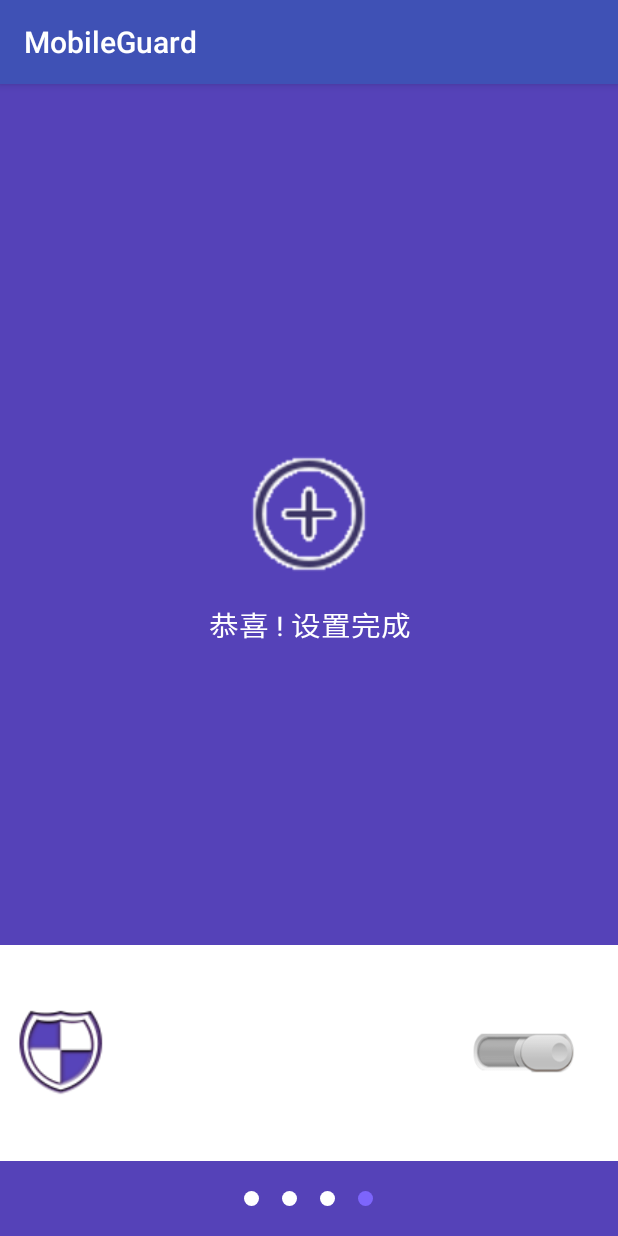
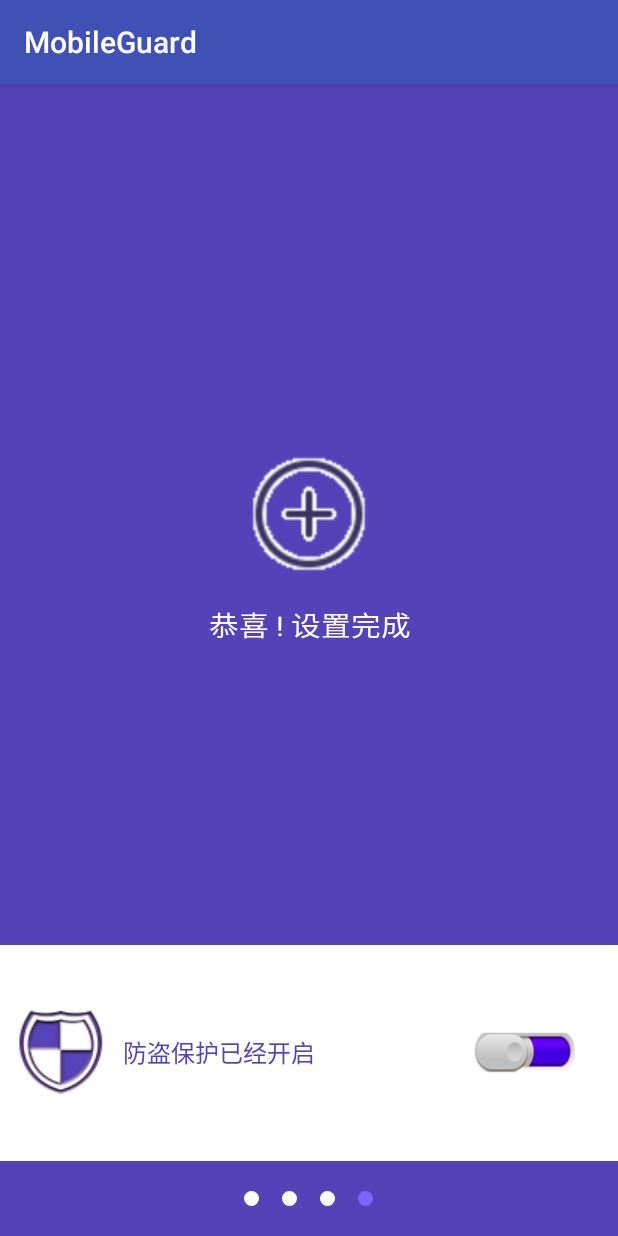
Before and after one commit to lizengcheng/MobileGuard, an Android app: the Setup4Activity screen opened directly, with no data from a screen before it, on a phone screen of 412 x 824 dp. Run offline under Robolectric (Android 15) with nearby library versions, the phone set to English and light mode, and no system bars.

Commit message:
添加GPSLocationService.java,MyDeviceAdminReceiver.java,SmsLostFindReceiver.java文件（未写入代码），添加ylzs.mp3，添加device_admin_sample.xml(有问题),修改lostfindactivity.Java,setup4activity.java

```diff
--- a/app/src/main/java/cn/edu/gdmec/android/mobileguard/m2theftguard/Setup4Activity.java
+++ b/app/src/main/java/cn/edu/gdmec/android/mobileguard/m2theftguard/Setup4Activity.java
@@ -1,8 +1,12 @@
 package cn.edu.gdmec.android.mobileguard.m2theftguard;
 
+import android.content.SharedPreferences;
 import android.os.Bundle;
+import android.widget.CompoundButton;
 import android.widget.RadioButton;
+import android.widget.TextView;
 import android.widget.Toast;
+import android.widget.ToggleButton;
 
 import cn.edu.gdmec.android.mobileguard.R;
 
@@ -11,17 +15,49 @@ import cn.edu.gdmec.android.mobileguard.R;
  */
 
 public class Setup4Activity extends BaseSetUpActivity {
+    private TextView mStatusTV;
+    private ToggleButton mToggleButton;
     @Override
     protected void onCreate(Bundle savedInstanceState) {
         super.onCreate(savedInstanceState);
         setContentView(R.layout.activity_setup_4);
         //设置第4个小圆点的颜色
         ((RadioButton)findViewById(R.id.rb_fourth)).setChecked(true);
+        initView();
+    }
+    private void initView(){
+        ((RadioButton)findViewById(R.id.rb_fourth)).setChecked(true);
+        mStatusTV = (TextView) findViewById(R.id.tv_setup4_status);
+        mToggleButton =(ToggleButton) findViewById(R.id.togglebtn_securityfunction);
+        mToggleButton.setOnCheckedChangeListener(new CompoundButton.OnCheckedChangeListener(){
+            @Override
+            public void onCheckedChanged(CompoundButton buttonView, boolean isChecked) {
+                if (isChecked) {
+                    mStatusTV.setText("防盗保护已经开启");
+                } else {
+                    mStatusTV.setText("防盗保护没有开启");
+                }
+                SharedPreferences.Editor editor = sp.edit();
+                editor.putBoolean("protecting", isChecked);
+                editor.commit();
+            }
+        });
+        boolean protecting = sp.getBoolean("protecting",true);
+        if(protecting){
+            mStatusTV.setText("防盗保护已经开启");
+            mToggleButton.setChecked(true);
+        }else{
+            mStatusTV.setText("防盗保护没有开启");
+            mToggleButton.setChecked(false);
+        }
     }
 
     @Override
     public void showNext() {
-        Toast.makeText(this,"完成",Toast.LENGTH_LONG).show();
+        SharedPreferences.Editor editor = sp.edit();
+        editor.putBoolean("isSetUp",true);
+        editor.commit();
+        startActivityAndFinishSelf(LostFindActivity.class);
     }
 
     @Override
--- a/app/src/main/res/layout/activity_lost_find.xml
+++ b/app/src/main/res/layout/activity_lost_find.xml
@@ -72,6 +72,7 @@
         android:background="#10000000"/>
 
     <RelativeLayout
+        android:id="@+id/rl_inter_setup_wizard"
         android:layout_width="match_parent"
         android:layout_height="50dp">
 
--- a/app/src/main/res/layout/item_list_contact_select.xml
+++ b/app/src/main/res/layout/item_list_contact_select.xml
@@ -13,8 +13,8 @@
         android:background="@drawable/contact_icon"/>
 
     <TextView
+        android:layout_height="wrap_content"
         android:layout_width="wrap_content"
-        android:layout_height="wrap_content"
         android:id="@+id/tv_name"
         style="@style/textview16sp"
         android:layout_alignTop="@id/view1"
@@ -22,8 +22,8 @@
         android:textColor="@color/purple"/>
 
     <TextView
+        android:layout_height="wrap_content"
         android:layout_width="wrap_content"
-        android:layout_height="wrap_content"
         android:id="@+id/tv_phone"
         style="@style/textview14sp"
         android:layout_toRightOf="@id/view1"
```
Also changed, not shown: app/src/main/AndroidManifest.xml (+31 -3 lines), app/src/main/java/cn/edu/gdmec/android/mobileguard/m2theftguard/LostFindActivity.java (+28 -2 lines), app/src/main/java/cn/edu/gdmec/android/mobileguard/m2theftguard/receiver/BootCompleteReceiver.java (added, +17 -0 lines), app/src/main/java/cn/edu/gdmec/android/mobileguard/m2theftguard/receiver/MyDeviceAdminReceiver.java (added, +8 -0 lines), app/src/main/java/cn/edu/gdmec/android/mobileguard/m2theftguard/receiver/SmsLostFindReceiver.java (added, +8 -0 lines), app/src/main/java/cn/edu/gdmec/android/mobileguard/m2theftguard/service/GPSLocationService.java (added, +8 -0 lines), app/src/main/res/layout/device_admin_sample.xml (added, +9 -0 lines), 1 other file.
